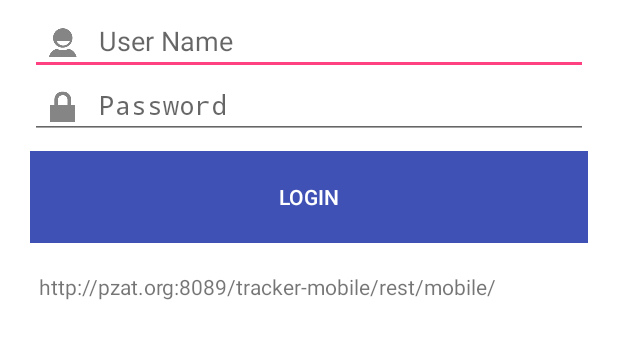
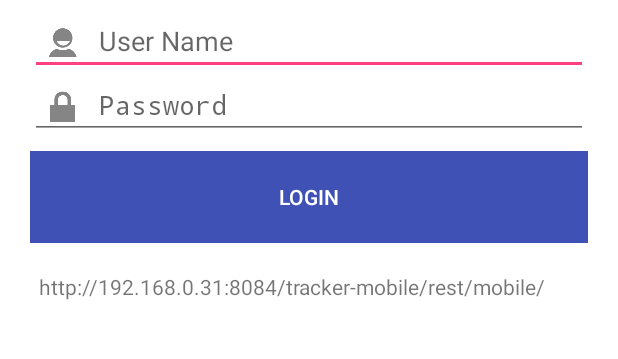
Before and after one commit to mbaradza/pangea, an Android app: the screen it shows after launch (LoginActivity), on a phone screen of 412 x 824 dp, the part 543-902 px from its top. Run offline under Robolectric (Android 15) with nearby library versions, the phone set to English and light mode, and no system bars; libraries missing offline, so code that uses them is left out: com.activeandroid, com.squareup.okhttp, com.squareup.otto; 4 statements that could not run were skipped.

```diff
--- a/app/src/main/java/zw/co/ncmp/util/AppUtil.java
+++ b/app/src/main/java/zw/co/ncmp/util/AppUtil.java
@@ -82,8 +82,8 @@ public class AppUtil {
     public static String OLD_SQL_DATE_FORMAT = "yyyy-MM-dd";
     //public static String APP_URL = "http://tracker.pzat.org:8080/tracker-mobile/rest/mobile/"; //PRO
 
-    //public static String APP_URL = "http://192.168.0.31:8084/tracker-mobile/rest/mobile/"; //UAT
-    public static String APP_URL = "http://pzat.org:8089/tracker-mobile/rest/mobile/"; //UAT
+    public static String APP_URL = "http://192.168.0.31:8084/tracker-mobile/rest/mobile/"; //UAT
+    //public static String APP_URL = "http://pzat.org:8089/tracker-mobile/rest/mobile/"; //UAT
     public static String LOGGED_IN = "LOGGED_IN";
     public static String USERNAME = "USERNAME";
     public static String PASSWORD = "PASSWORD";
--- a/app/src/main/res/layout/item.xml
+++ b/app/src/main/res/layout/item.xml
@@ -12,7 +12,7 @@
         android:layout_height="100dp"
         android:layout_gravity="center"
         android:layout_margin="1dp"
-        card_view:cardBackgroundColor="@color/review_green"
+        card_view:cardBackgroundColor="@color/colorPrimary"
         card_view:cardCornerRadius="10dp"
         card_view:contentPadding="10dp">
 
```
